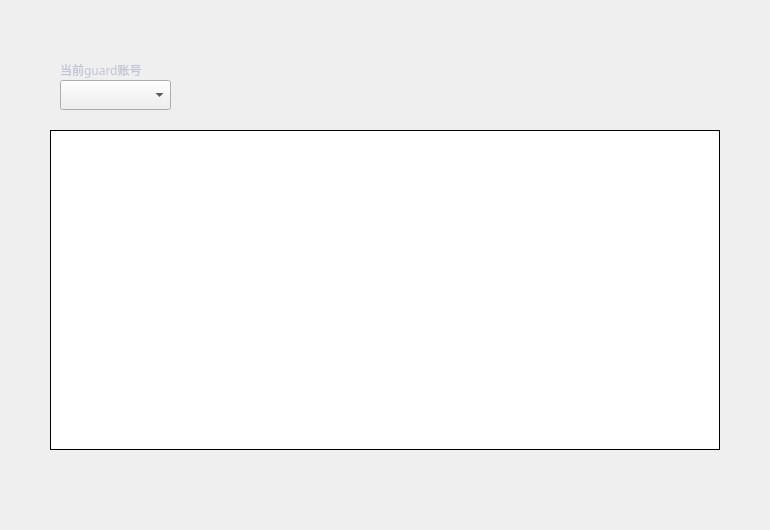
Before: the Qt Designer form LNKWallet/guard/ProposalPage.ui in HcashOrg/hx-indicator, drawn with Qt 5.
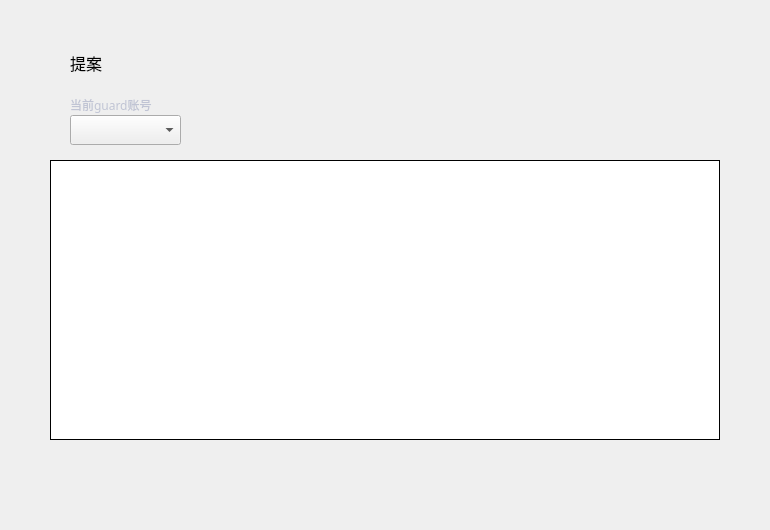
After: the same form once the commit is applied.

What changed in the file:
```diff
--- a/LNKWallet/guard/ProposalPage.ui
+++ b/LNKWallet/guard/ProposalPage.ui
@@ -17,9 +17,9 @@
    <property name="geometry">
     <rect>
      <x>50</x>
-     <y>130</y>
+     <y>160</y>
      <width>670</width>
-     <height>320</height>
+     <height>280</height>
     </rect>
    </property>
    <property name="cursor" stdset="0">
@@ -158,8 +158,8 @@
   <widget class="QLabel" name="label">
    <property name="geometry">
     <rect>
-     <x>60</x>
-     <y>60</y>
+     <x>70</x>
+     <y>95</y>
      <width>100</width>
      <height>20</height>
     </rect>
@@ -182,8 +182,8 @@
   <widget class="QComboBox" name="accountComboBox">
    <property name="geometry">
     <rect>
-     <x>60</x>
-     <y>80</y>
+     <x>70</x>
+     <y>115</y>
      <width>111</width>
      <height>30</height>
     </rect>
@@ -202,6 +202,31 @@
     <string notr="true"/>
    </property>
   </widget>
+  <widget class="QLabel" name="title_label">
+   <property name="geometry">
+    <rect>
+     <x>70</x>
+     <y>50</y>
+     <width>200</width>
+     <height>26</height>
+    </rect>
+   </property>
+   <property name="font">
+    <font>
+     <family>微软雅黑</family>
+     <pointsize>12</pointsize>
+     <weight>50</weight>
+     <italic>false</italic>
+     <bold>false</bold>
+    </font>
+   </property>
+   <property name="styleSheet">
+    <string notr="true"/>
+   </property>
+   <property name="text">
+    <string>提案</string>
+   </property>
+  </widget>
  </widget>
  <resources/>
  <connections/>
```
